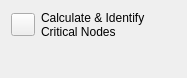
Qt form plugins/calculate/dmzMBRACalculateForm.ui (dmzgroup/mbra) before a commit.
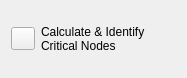
The same form after that commit.

What changed in the file:
```diff
--- a/plugins/calculate/dmzMBRACalculateForm.ui
+++ b/plugins/calculate/dmzMBRACalculateForm.ui
@@ -29,19 +29,6 @@
      </item>
     </layout>
    </item>
-   <item>
-    <spacer name="verticalSpacer">
-     <property name="orientation">
-      <enum>Qt::Vertical</enum>
-     </property>
-     <property name="sizeHint" stdset="0">
-      <size>
-       <width>20</width>
-       <height>40</height>
-      </size>
-     </property>
-    </spacer>
-   </item>
   </layout>
  </widget>
  <resources/>
```
